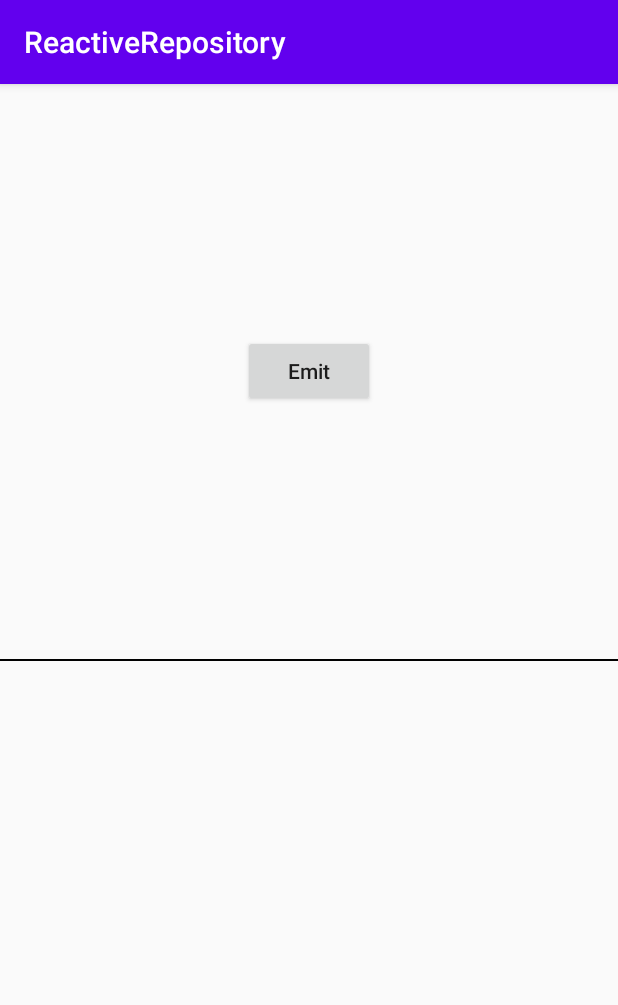
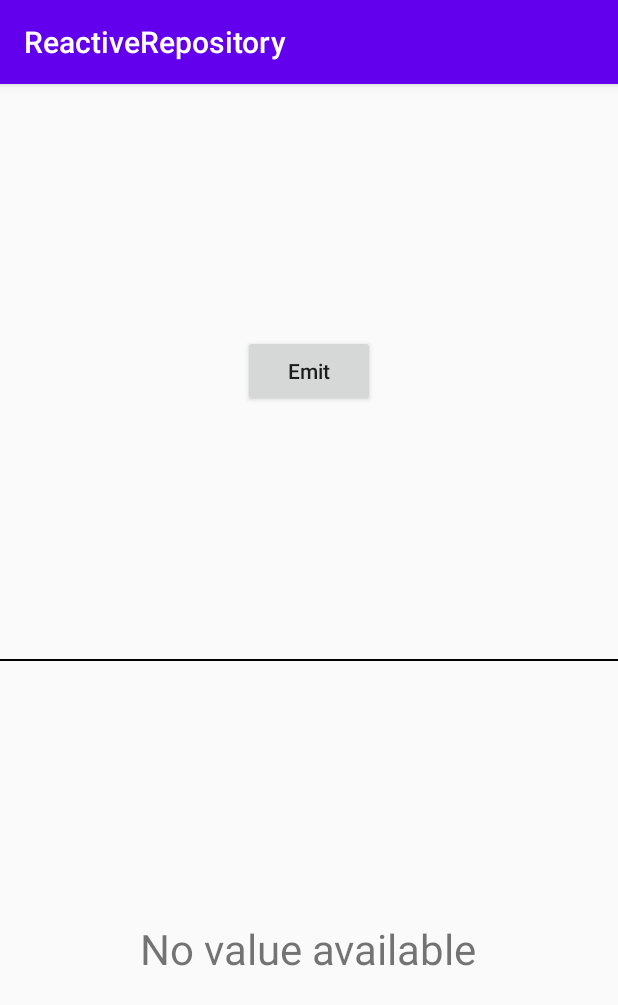
Before and after one commit to Gonzz-96/reactive-repository, an Android app: the screen it shows after launch (MainActivity), on a phone screen of 412 x 824 dp. Shown: the top 1005 px of the screen. Run offline under Robolectric (Android 15) with nearby library versions, the phone set to English and light mode, and no system bars.

Commit message:
Creating subscribing fragnmet

```diff
--- a/app/src/main/java/com/gonz/mx/reactive/repository/MainActivity.kt
+++ b/app/src/main/java/com/gonz/mx/reactive/repository/MainActivity.kt
@@ -12,6 +12,7 @@ class MainActivity : AppCompatActivity() {
         setContentView(R.layout.activity_main)
 
         addFragment(R.id.fragment_emit_button, EmitButtonFragment())
+        addFragment(R.id.fragment_observer_tv, SubscribeTextViewFragment())
     }
 
     private fun addFragment(@IdRes container: Int, fragment: Fragment) {
--- /dev/null
+++ b/app/src/main/java/com/gonz/mx/reactive/repository/SubscribeTextViewFragment.kt
@@ -0,0 +1,5 @@
+package com.gonz.mx.reactive.repository
+
+import androidx.fragment.app.Fragment
+
+class SubscribeTextViewFragment : Fragment(R.layout.fragment_subscribe_text_view)
--- /dev/null
+++ b/app/src/main/res/layout/fragment_subscribe_text_view.xml
@@ -0,0 +1,15 @@
+<?xml version="1.0" encoding="utf-8"?>
+<LinearLayout xmlns:android="http://schemas.android.com/apk/res/android"
+    xmlns:tools="http://schemas.android.com/tools"
+    android:orientation="vertical"
+    android:gravity="center"
+    android:layout_width="match_parent"
+    android:layout_height="match_parent">
+
+    <TextView
+        android:layout_width="wrap_content"
+        android:layout_height="wrap_content"
+        android:textSize="28sp"
+        android:text="No value available"/>
+
+</LinearLayout>
```
